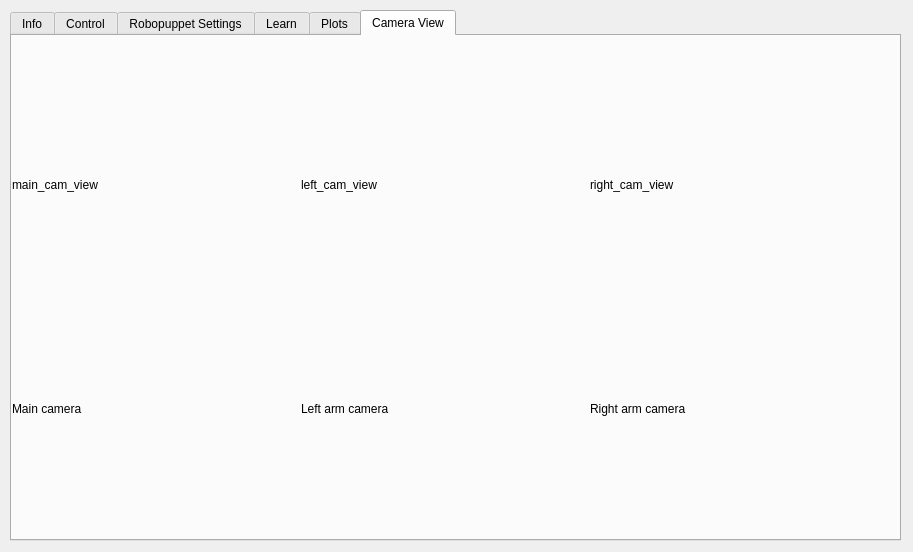
Above: src/design.ui from CluelessTimeTraveler/-RoboPuppetMQP before the change. Below: the same form after it.
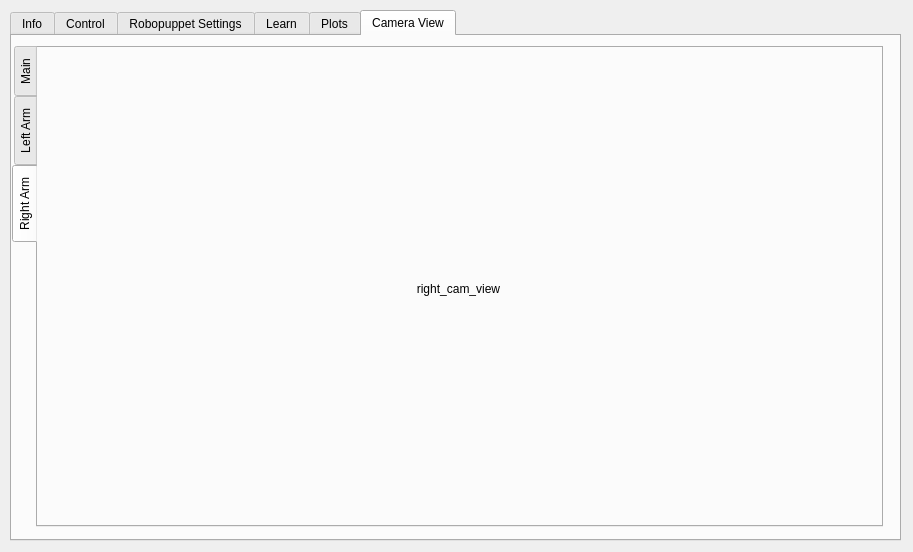
That is the form after the change. The open tabs and pages were chosen to show the change. Custom widgets are drawn as their Qt base class.

Diff of the .ui file:
```diff
--- a/src/design.ui
+++ b/src/design.ui
@@ -3128,34 +3128,76 @@
     <attribute name="title">
      <string>Camera View</string>
     </attribute>
-    <widget class="QWidget" name="verticalLayoutWidget_4">
+    <widget class="QTabWidget" name="tabWidget_6">
      <property name="geometry">
       <rect>
        <x>0</x>
-       <y>40</y>
-       <width>861</width>
-       <height>441</height>
+       <y>10</y>
+       <width>871</width>
+       <height>481</height>
       </rect>
      </property>
-     <layout class="QVBoxLayout" name="verticalLayout_24">
-      <item>
-       <layout class="QHBoxLayout" name="horizontalLayout_15">
-        <item>
+     <property name="tabPosition">
+      <enum>QTabWidget::West</enum>
+     </property>
+     <property name="currentIndex">
+      <number>2</number>
+     </property>
+     <widget class="QWidget" name="tab_25">
+      <attribute name="title">
+       <string>Main</string>
+      </attribute>
          <widget class="QLabel" name="main_cam_view">
+       <property name="geometry">
+        <rect>
+         <x>10</x>
+         <y>10</y>
+         <width>821</width>
+         <height>461</height>
+        </rect>
+       </property>
           <property name="text">
            <string>main_cam_view</string>
           </property>
-         </widget>
-        </item>
-        <item>
+       <property name="alignment">
+        <set>Qt::AlignCenter</set>
+       </property>
+      </widget>
+     </widget>
+     <widget class="QWidget" name="tab_26">
+      <attribute name="title">
+       <string>Left Arm</string>
+      </attribute>
          <widget class="QLabel" name="left_cam_view">
+       <property name="geometry">
+        <rect>
+         <x>10</x>
+         <y>10</y>
+         <width>821</width>
+         <height>461</height>
+        </rect>
+       </property>
           <property name="text">
            <string>left_cam_view</string>
           </property>
-         </widget>
-        </item>
-        <item>
+       <property name="alignment">
+        <set>Qt::AlignCenter</set>
+       </property>
+      </widget>
+     </widget>
+     <widget class="QWidget" name="tab_27">
+      <attribute name="title">
+       <string>Right Arm</string>
+      </attribute>
          <widget class="QLabel" name="right_cam_view">
+       <property name="geometry">
+        <rect>
+         <x>10</x>
+         <y>10</y>
+         <width>821</width>
+         <height>461</height>
+        </rect>
+       </property>
           <property name="minimumSize">
            <size>
             <width>0</width>
@@ -3168,36 +3210,11 @@
           <property name="scaledContents">
            <bool>false</bool>
           </property>
-         </widget>
-        </item>
-       </layout>
-      </item>
-      <item>
-       <layout class="QHBoxLayout" name="horizontalLayout_17">
-        <item>
-         <widget class="QLabel" name="label_141">
-          <property name="text">
-           <string>Main camera</string>
-          </property>
-         </widget>
-        </item>
-        <item>
-         <widget class="QLabel" name="label_140">
-          <property name="text">
-           <string>Left arm camera</string>
-          </property>
-         </widget>
-        </item>
-        <item>
-         <widget class="QLabel" name="label_142">
-          <property name="text">
-           <string>Right arm camera</string>
-          </property>
-         </widget>
-        </item>
-       </layout>
-      </item>
-     </layout>
+       <property name="alignment">
+        <set>Qt::AlignCenter</set>
+       </property>
+      </widget>
+     </widget>
     </widget>
    </widget>
   </widget>
```
Left out of the diff: 4 changed lines with no effect on the pictures. Lines whose indentation alone changed are shown as unchanged.
